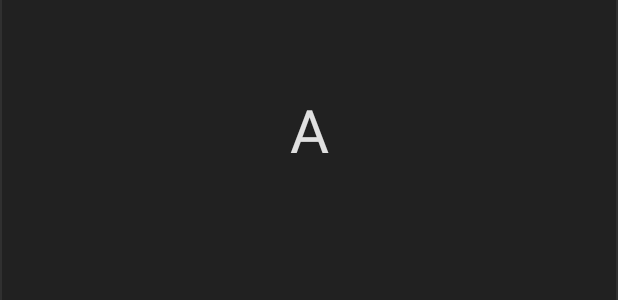
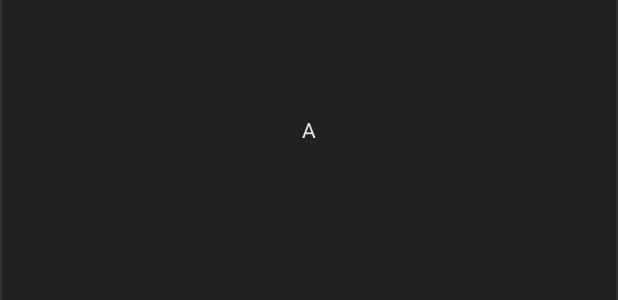
Before and after one commit to Chris234k/12-keys, an Android app: the layout key_popup_layout.xml on its own in the app's theme, with its tools: preview values and no code run, on a phone screen of 412 x 824 dp. Shown: the part 488-788 px from the top of the screen. Run offline under Robolectric (Android 15) with nearby library versions, the phone set to English and light mode, and no system bars.

Commit message:
Auto size popup text to fit on 1 line

```diff
--- a/app/src/main/java/com/chris234k/keys12/Keyboard.java
+++ b/app/src/main/java/com/chris234k/keys12/Keyboard.java
@@ -6,6 +6,7 @@ import android.os.Build;
 import android.os.Handler;
 import android.os.Looper;
 import android.util.AttributeSet;
+import android.util.TypedValue;
 import android.view.Gravity;
 import android.view.HapticFeedbackConstants;
 import android.view.KeyEvent;
@@ -53,6 +54,7 @@ public class Keyboard extends ConstraintLayout {
         popup_window = new PopupWindow(key_popup, LinearLayout.LayoutParams.WRAP_CONTENT, LinearLayout.LayoutParams.WRAP_CONTENT);
         popup_window.setTouchable(false);
         popup_text = key_popup.findViewById(R.id.key_popup_text);
+        popup_text.setAutoSizeTextTypeUniformWithConfiguration(20, 40, 1, TypedValue.COMPLEX_UNIT_SP);
 
         // setup key visual state
         int childCount = getChildCount();
@@ -106,6 +108,7 @@ public class Keyboard extends ConstraintLayout {
             int y = (int) (key.getY() - Y_OFFSET);
 
             popup_window.setWidth(key.getWidth());
+            popup_window.setHeight(key.getHeight());
             popup_window.showAtLocation(key, Gravity.NO_GRAVITY, x, y);
             popup_text.setText(text);
         }
--- a/app/src/main/res/layout/key_popup_layout.xml
+++ b/app/src/main/res/layout/key_popup_layout.xml
@@ -12,8 +12,8 @@
         android:layout_height="match_parent"
         android:background="@drawable/key_popup"
         android:gravity="center"
+        android:maxLines="1"
         android:text="A"
-        android:textColor="@color/light_font"
-        android:textSize="40sp" />
+        android:textColor="@color/light_font" />
 
 </LinearLayout>
```
